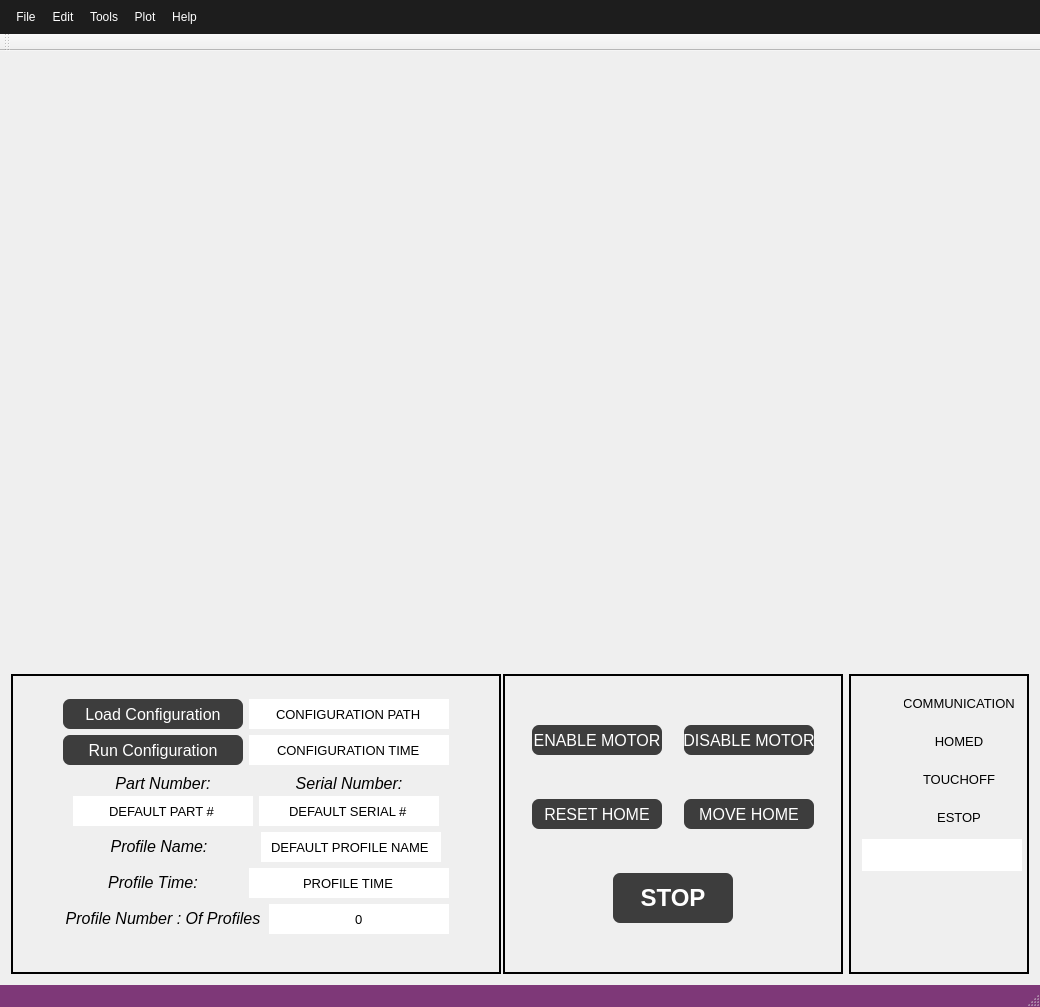
Qt form src/ECM_gui/ECM_controller_gui.ui (dmherrington/ECM-Control-System) before a commit.
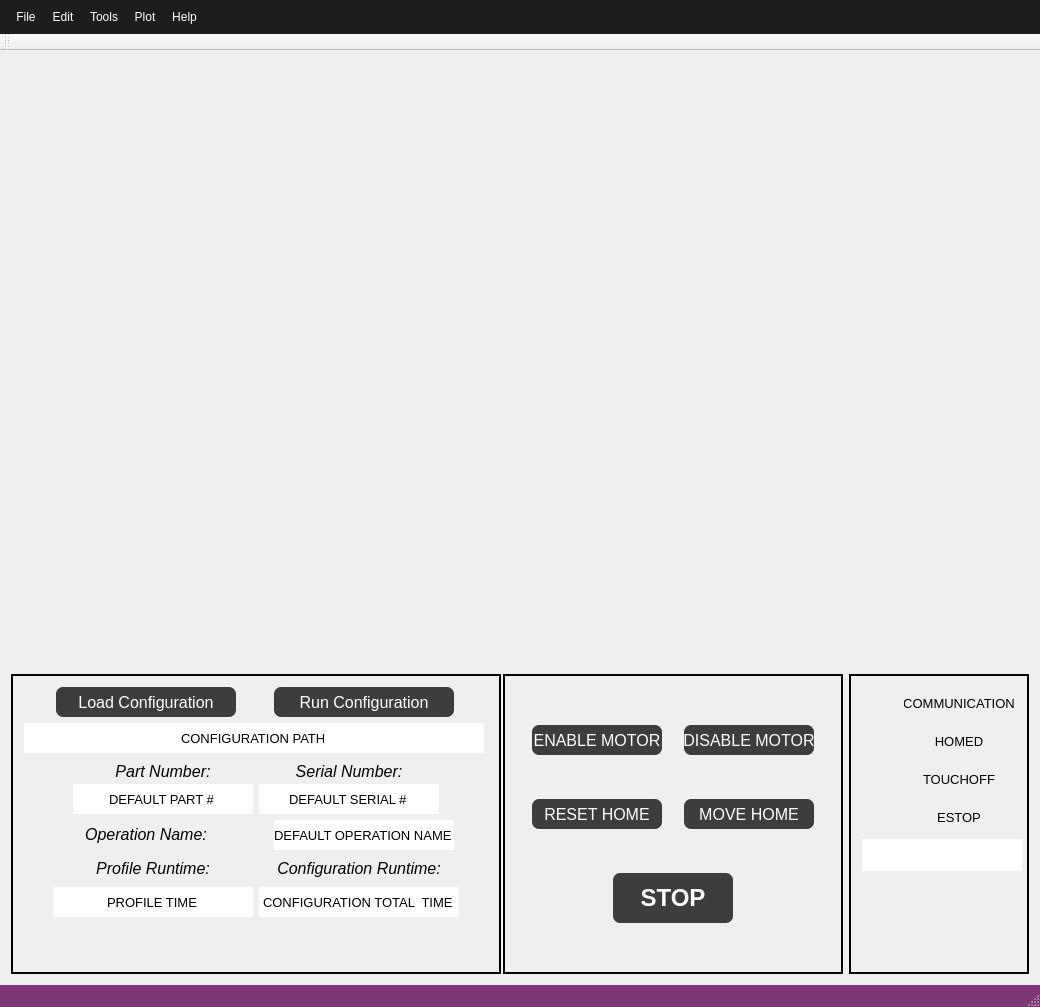
The same form after that commit. Custom widgets are drawn as their Qt base class.

What changed in the file:
```diff
--- a/src/ECM_gui/ECM_controller_gui.ui
+++ b/src/ECM_gui/ECM_controller_gui.ui
@@ -181,42 +181,9 @@
       </property>
       <layout class="QGridLayout" name="gridLayout_7">
        <item row="0" column="0">
-        <layout class="QHBoxLayout" name="horizontalLayout_8">
-         <property name="leftMargin">
-          <number>6</number>
-         </property>
-         <property name="topMargin">
-          <number>6</number>
-         </property>
-         <property name="rightMargin">
-          <number>6</number>
-         </property>
+        <layout class="QVBoxLayout" name="verticalLayout_5">
          <item>
-          <spacer name="horizontalSpacer_4">
-           <property name="orientation">
-            <enum>Qt::Horizontal</enum>
-           </property>
-           <property name="sizeHint" stdset="0">
-            <size>
-             <width>20</width>
-             <height>20</height>
-            </size>
-           </property>
-          </spacer>
-         </item>
-         <item>
-          <layout class="QVBoxLayout" name="verticalLayout_2">
-           <property name="spacing">
-            <number>0</number>
-           </property>
-           <item>
-            <layout class="QHBoxLayout" name="horizontalLayout_6">
-             <property name="topMargin">
-              <number>6</number>
-             </property>
-             <property name="bottomMargin">
-              <number>6</number>
-             </property>
+          <layout class="QHBoxLayout" name="horizontalLayout_4">
              <item>
               <widget class="QPushButton" name="pushButton_RunExplicitProfile">
                <property name="sizePolicy">
@@ -245,52 +212,6 @@
               </widget>
              </item>
              <item>
-              <widget class="QLineEdit" name="lineEdit_PartNumber_4">
-               <property name="sizePolicy">
-                <sizepolicy hsizetype="Fixed" vsizetype="Fixed">
-                 <horstretch>0</horstretch>
-                 <verstretch>0</verstretch>
-                </sizepolicy>
-               </property>
-               <property name="minimumSize">
-                <size>
-                 <width>200</width>
-                 <height>30</height>
-                </size>
-               </property>
-               <property name="maximumSize">
-                <size>
-                 <width>400</width>
-                 <height>30</height>
-                </size>
-               </property>
-               <property name="font">
-                <font>
-                 <pointsize>10</pointsize>
-                </font>
-               </property>
-               <property name="toolTip">
-                <string extracomment="Number associated with the part and accompanying logging directory."/>
-               </property>
-               <property name="statusTip">
-                <string extracomment="Number associated with the part and accompanying logging directory."/>
-               </property>
-               <property name="text">
-                <string>CONFIGURATION PATH</string>
-               </property>
-               <property name="alignment">
-                <set>Qt::AlignCenter</set>
-               </property>
-               <property name="readOnly">
-                <bool>true</bool>
-               </property>
-              </widget>
-             </item>
-            </layout>
-           </item>
-           <item>
-            <layout class="QHBoxLayout" name="horizontalLayout_5">
-             <item>
               <widget class="QPushButton" name="pushButton_RunAutomatedProfile">
                <property name="sizePolicy">
                 <sizepolicy hsizetype="Fixed" vsizetype="Fixed">
@@ -325,8 +246,10 @@
                </property>
               </widget>
              </item>
+          </layout>
+         </item>
              <item>
-              <widget class="QLineEdit" name="lineEdit_ConfigurationTime">
+          <widget class="QLineEdit" name="lineEdit_PartNumber_4">
                <property name="sizePolicy">
                 <sizepolicy hsizetype="Fixed" vsizetype="Fixed">
                  <horstretch>0</horstretch>
@@ -335,7 +258,7 @@
                </property>
                <property name="minimumSize">
                 <size>
-                 <width>200</width>
+             <width>460</width>
                  <height>30</height>
                 </size>
                </property>
@@ -357,7 +280,7 @@
                 <string extracomment="Number associated with the part and accompanying logging directory."/>
                </property>
                <property name="text">
-                <string>CONFIGURATION TIME</string>
+            <string>CONFIGURATION PATH</string>
                </property>
                <property name="alignment">
                 <set>Qt::AlignCenter</set>
@@ -366,23 +289,6 @@
                 <bool>true</bool>
                </property>
               </widget>
-             </item>
-            </layout>
-           </item>
-          </layout>
-         </item>
-         <item>
-          <spacer name="horizontalSpacer_3">
-           <property name="orientation">
-            <enum>Qt::Horizontal</enum>
-           </property>
-           <property name="sizeHint" stdset="0">
-            <size>
-             <width>20</width>
-             <height>20</height>
-            </size>
-           </property>
-          </spacer>
          </item>
         </layout>
        </item>
@@ -579,8 +485,6 @@
         </layout>
        </item>
        <item row="2" column="0">
-        <layout class="QGridLayout" name="gridLayout_2">
-         <item row="0" column="0">
           <layout class="QHBoxLayout" name="horizontalLayout_9">
            <item>
             <widget class="QLabel" name="label_ProfileName">
@@ -611,7 +515,7 @@
               </font>
              </property>
              <property name="text">
-              <string>Profile Name:</string>
+            <string>Operation Name:</string>
              </property>
              <property name="alignment">
               <set>Qt::AlignCenter</set>
@@ -644,7 +548,7 @@
               </font>
              </property>
              <property name="text">
-              <string>DEFAULT PROFILE NAME</string>
+            <string>DEFAULT OPERATION NAME</string>
              </property>
              <property name="alignment">
               <set>Qt::AlignCenter</set>
@@ -656,8 +560,25 @@
            </item>
           </layout>
          </item>
-         <item row="1" column="0">
-          <layout class="QHBoxLayout" name="horizontalLayout_10">
+       <item row="3" column="0">
+        <layout class="QHBoxLayout" name="horizontalLayout_5">
+         <item>
+          <spacer name="horizontalSpacer_3">
+           <property name="orientation">
+            <enum>Qt::Horizontal</enum>
+           </property>
+           <property name="sizeHint" stdset="0">
+            <size>
+             <width>20</width>
+             <height>20</height>
+            </size>
+           </property>
+          </spacer>
+         </item>
+         <item>
+          <layout class="QGridLayout" name="gridLayout_2">
+           <item row="0" column="0">
+            <layout class="QVBoxLayout" name="verticalLayout_2">
            <item>
             <widget class="QLabel" name="label_ProfileTime">
              <property name="sizePolicy">
@@ -668,13 +589,13 @@
              </property>
              <property name="minimumSize">
               <size>
-               <width>180</width>
+                 <width>200</width>
                <height>25</height>
               </size>
              </property>
              <property name="maximumSize">
               <size>
-               <width>180</width>
+                 <width>200</width>
                <height>25</height>
               </size>
              </property>
@@ -687,7 +608,7 @@
               </font>
              </property>
              <property name="text">
-              <string>Profile Time:</string>
+                <string>Profile Runtime:</string>
              </property>
              <property name="alignment">
               <set>Qt::AlignCenter</set>
@@ -710,7 +631,7 @@
              </property>
              <property name="maximumSize">
               <size>
-               <width>400</width>
+                 <width>200</width>
                <height>30</height>
               </size>
              </property>
@@ -738,10 +659,10 @@
            </item>
           </layout>
          </item>
-         <item row="2" column="0">
-          <layout class="QHBoxLayout" name="horizontalLayout_11">
+           <item row="0" column="1">
+            <layout class="QVBoxLayout" name="verticalLayout">
            <item>
-            <widget class="QLabel" name="label_ExecutingProfileNumber">
+              <widget class="QLabel" name="label_ConfigurationTime">
              <property name="sizePolicy">
               <sizepolicy hsizetype="Fixed" vsizetype="Fixed">
                <horstretch>0</horstretch>
@@ -750,13 +671,13 @@
              </property>
              <property name="minimumSize">
               <size>
-               <width>180</width>
+                 <width>200</width>
                <height>25</height>
               </size>
              </property>
              <property name="maximumSize">
               <size>
-               <width>225</width>
+                 <width>200</width>
                <height>25</height>
               </size>
              </property>
@@ -768,8 +689,11 @@
                <bold>false</bold>
               </font>
              </property>
+               <property name="layoutDirection">
+                <enum>Qt::LeftToRight</enum>
+               </property>
              <property name="text">
-              <string>Profile Number : Of Profiles</string>
+                <string>Configuration Runtime:</string>
              </property>
              <property name="alignment">
               <set>Qt::AlignCenter</set>
@@ -777,7 +701,7 @@
             </widget>
            </item>
            <item>
-            <widget class="QLineEdit" name="lineEdit_ExecutingProfileNumber">
+              <widget class="QLineEdit" name="lineEdit_ConfigurationTime">
              <property name="sizePolicy">
               <sizepolicy hsizetype="Fixed" vsizetype="Fixed">
                <horstretch>0</horstretch>
@@ -786,13 +710,13 @@
              </property>
              <property name="minimumSize">
               <size>
-               <width>180</width>
+                 <width>200</width>
                <height>30</height>
               </size>
              </property>
              <property name="maximumSize">
               <size>
-               <width>180</width>
+                 <width>200</width>
                <height>30</height>
               </size>
              </property>
@@ -808,7 +732,7 @@
               <string extracomment="Number associated with the part and accompanying logging directory."/>
              </property>
              <property name="text">
-              <string>0</string>
+                <string>CONFIGURATION TOTAL  TIME</string>
              </property>
              <property name="alignment">
               <set>Qt::AlignCenter</set>
@@ -822,7 +746,22 @@
          </item>
         </layout>
        </item>
-       <item row="3" column="0">
+         <item>
+          <spacer name="horizontalSpacer_4">
+           <property name="orientation">
+            <enum>Qt::Horizontal</enum>
+           </property>
+           <property name="sizeHint" stdset="0">
+            <size>
+             <width>20</width>
+             <height>20</height>
+            </size>
+           </property>
+          </spacer>
+         </item>
+        </layout>
+       </item>
+       <item row="4" column="0">
         <spacer name="verticalSpacer_2">
          <property name="orientation">
           <enum>Qt::Vertical</enum>
```
Left out of the diff: 10 changed lines with no effect on the pictures. Lines whose indentation alone changed are shown as unchanged.
